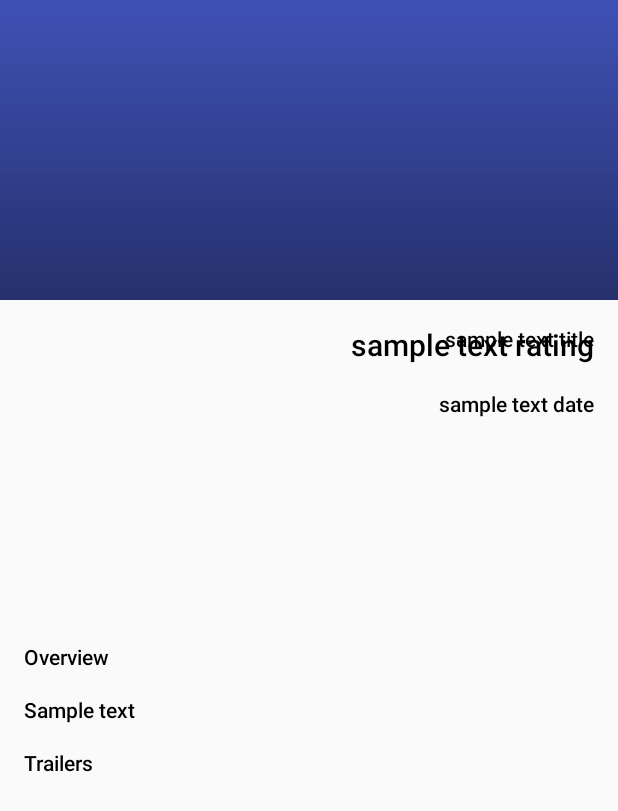
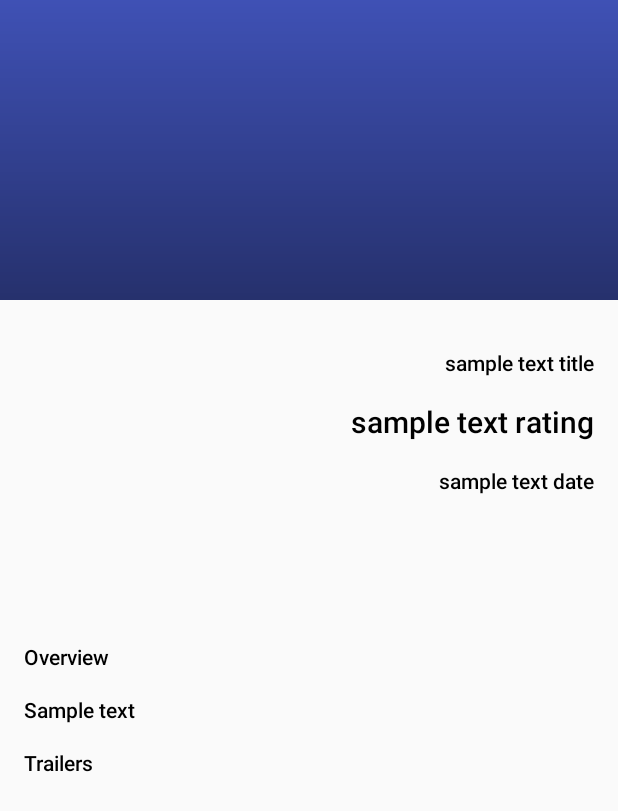
Before and after one commit to HarunJr/Popular-Movies, an Android app: the layout activity_movie_details.xml on its own in the app's theme, with its tools: preview values and no code run, on a phone screen of 412 x 824 dp. Shown: the top 811 px of the screen. Run offline under Robolectric (Android 15) with nearby library versions, the phone set to English and light mode, and no system bars.

Commit message:
Update android gradle version and fix movie title, average & date in details page

```diff
--- a/app/src/main/java/com/example/android/popularmovies/adapters/TrailersAdapter.java
+++ b/app/src/main/java/com/example/android/popularmovies/adapters/TrailersAdapter.java
@@ -79,7 +79,7 @@ public class TrailersAdapter extends RecyclerView.Adapter<TrailersAdapter.Traile
             Log.w(LOG_TAG, "bind: " + trailer.getId() + "\n" + trailer.getThumbnail_url());
 
             if (imageView != null) {
-                Picasso.with(mContext)
+                Picasso.get()
                         .load(trailer.getThumbnail_url()).
                         error(android.R.drawable.stat_notify_error)
                         .placeholder(R.mipmap.ic_image_black_36dp)
--- a/app/src/main/java/com/example/android/popularmovies/data/DbHelper.java
+++ b/app/src/main/java/com/example/android/popularmovies/data/DbHelper.java
@@ -6,10 +6,7 @@ import android.database.sqlite.SQLiteDatabase;
 import android.database.sqlite.SQLiteOpenHelper;
 import android.widget.Toast;
 
-import com.example.android.popularmovies.data.Contract.FavouriteEntry;
-import com.example.android.popularmovies.data.Contract.MovieEntry;
-import com.example.android.popularmovies.data.Contract.ReviewEntry;
-import com.example.android.popularmovies.data.Contract.TrailerEntry;
+import static com.example.android.popularmovies.data.Contract.*;
 
 class DbHelper extends SQLiteOpenHelper {
     private static final String DATABASE_NAME = "movies.db";
--- a/app/src/main/java/com/example/android/popularmovies/data/LocalStore.java
+++ b/app/src/main/java/com/example/android/popularmovies/data/LocalStore.java
@@ -10,7 +10,6 @@ import android.util.Log;
 
 import com.example.android.popularmovies.DatabaseHandler;
 import com.example.android.popularmovies.activities.MainActivity;
-import com.example.android.popularmovies.data.Contract.FavouriteEntry;
 import com.example.android.popularmovies.data.Contract.MovieEntry;
 import com.example.android.popularmovies.data.Contract.ReviewEntry;
 import com.example.android.popularmovies.data.Contract.TrailerEntry;
@@ -20,6 +19,8 @@ import com.example.android.popularmovies.model.Review;
 import com.example.android.popularmovies.model.Trailer;
 
 import java.util.ArrayList;
+
+import static com.example.android.popularmovies.data.Contract.*;
 
 public class LocalStore {
     private static final String LOG_TAG = LocalStore.class.getSimpleName();
--- a/app/src/main/java/com/example/android/popularmovies/infrastructure/PopularMoviesApplication.java
+++ b/app/src/main/java/com/example/android/popularmovies/infrastructure/PopularMoviesApplication.java
@@ -7,10 +7,10 @@ import com.squareup.otto.Bus;
 
 public class PopularMoviesApplication extends Application {
     public static final String BASE_URL = "https://api.themoviedb.org/";
-    public static final String BASE_PICTURE_URL = "http://image.tmdb.org/t/p/w185/";
+    public static final String BASE_PICTURE_URL = "http://image.tmdb.org/t/p/w500/";
     public static final String BASE_PICTURE_YOU_TUBE_URL = "http://img.youtube.com/vi/";
     public static final String BASE_VIDEO_YOU_TUBE_URL = "https://www.youtube.com/watch?v=";
-    public static final String API_KEY = "xxxxxxx";
+    public static final String API_KEY = "605c285cd4ce04f8dda29304b02367ea";
 
     private final Bus bus;
 
--- a/app/src/main/java/com/example/android/popularmovies/utilities/NetworkUtils.java
+++ b/app/src/main/java/com/example/android/popularmovies/utilities/NetworkUtils.java
@@ -45,7 +45,7 @@ public class NetworkUtils {
     public static void loadImage(String url, ImageView imageView, Context mContext) {
         Log.w(LOG_TAG, "loadImage " + url);
 
-        Picasso.with(mContext)
+        Picasso.get()
                 .load(PopularMoviesApplication.BASE_PICTURE_URL+url)
                 .networkPolicy(isNetworkAvailable(mContext)? NetworkPolicy.NO_CACHE : NetworkPolicy.OFFLINE)
                 .error(android.R.drawable.stat_notify_error)
--- a/app/src/main/res/layout/activity_movie_details.xml
+++ b/app/src/main/res/layout/activity_movie_details.xml
@@ -18,7 +18,7 @@
 
         <include
             android:id="@+id/collapsing_toolbar"
-            layout="@layout/collapsing_toolbar"/>
+            layout="@layout/collapsing_toolbar" />
     </android.support.design.widget.AppBarLayout>
 
     <android.support.v4.widget.NestedScrollView
@@ -32,19 +32,19 @@
         <android.support.constraint.ConstraintLayout
             android:layout_width="match_parent"
             android:layout_height="match_parent"
-            android:orientation="horizontal"
-            android:layout_marginTop="@dimen/padding_space_end">
+            android:layout_marginTop="@dimen/padding_space_end"
+            android:orientation="horizontal">
 
             <ImageView
                 android:id="@+id/movie_image_detail"
                 android:layout_width="120dp"
                 android:layout_height="180dp"
+                android:layout_margin="@dimen/padding_space_end"
                 android:adjustViewBounds="true"
-                android:layout_margin="@dimen/padding_space_end"
                 android:contentDescription="@string/foreground_image"
+                app:layout_constraintBottom_toTopOf="@+id/tv_overview_label"
                 app:layout_constraintLeft_toLeftOf="parent"
                 app:layout_constraintTop_toTopOf="parent"
-                app:layout_constraintBottom_toTopOf="@+id/tv_overview_label"
                 app:layout_constraintVertical_chainStyle="spread" />
 
             <TextView
@@ -54,51 +54,59 @@
                 android:layout_gravity="center"
                 android:layout_marginStart="@dimen/padding_space_end"
                 android:layout_marginLeft="@dimen/padding_space_end"
+                android:text="@string/overview"
                 android:textColor="#000"
                 android:textStyle="bold"
+                app:layout_constraintBottom_toTopOf="@+id/tv_overview"
                 app:layout_constraintLeft_toLeftOf="parent"
-                app:layout_constraintTop_toBottomOf="@+id/movie_image_detail"
-                app:layout_constraintBottom_toTopOf="@+id/tv_overview"
-                android:text="@string/overview" />
+                app:layout_constraintTop_toBottomOf="@+id/movie_image_detail" />
 
             <TextView
                 android:id="@+id/tv_overview"
                 android:layout_width="wrap_content"
                 android:layout_height="wrap_content"
+                android:layout_margin="@dimen/padding_space_end"
+                android:layout_marginTop="@dimen/padding_space_end"
                 android:textColor="#000"
                 android:textStyle="bold"
-                app:layout_constraintVertical_chainStyle="packed"
-                android:layout_marginTop="@dimen/padding_space_end"
-                android:layout_margin="@dimen/padding_space_end"
+                app:layout_constraintBottom_toTopOf="@+id/tv_trailer_title"
                 app:layout_constraintLeft_toLeftOf="parent"
                 app:layout_constraintTop_toBottomOf="@+id/tv_overview_label"
-                app:layout_constraintBottom_toTopOf="@+id/tv_trailer_title"
+                app:layout_constraintVertical_chainStyle="packed"
                 tools:text="Sample text" />
 
             <TextView
                 android:id="@+id/tv_image_details_title"
                 android:layout_width="wrap_content"
                 android:layout_height="wrap_content"
+                android:layout_margin="@dimen/padding_space_end"
+                android:layout_marginStart="8dp"
+                android:layout_marginLeft="8dp"
+                android:layout_marginEnd="72dp"
+                android:layout_marginRight="72dp"
                 android:textColor="@color/colorBlack"
                 android:textStyle="bold"
                 app:layout_constraintEnd_toEndOf="parent"
-                app:layout_constraintLeft_toRightOf="@+id/movie_image_detail"
-                app:layout_constraintBottom_toTopOf="@+id/tv_average_rating"
-                android:layout_margin="@dimen/padding_space_end"
+                app:layout_constraintHorizontal_bias="1.0"
+                app:layout_constraintStart_toStartOf="parent"
+                app:layout_constraintTop_toTopOf="parent"
                 tools:text="sample text title" />
 
             <TextView
                 android:id="@+id/tv_average_rating"
+                style="@style/LargeRobotoTextViewStyle"
                 android:layout_width="wrap_content"
                 android:layout_height="wrap_content"
                 android:layout_margin="@dimen/padding_space_end"
+                android:layout_marginStart="8dp"
+                android:layout_marginLeft="8dp"
+                android:layout_marginTop="8dp"
                 android:textColor="@color/colorBlack"
-                style="@style/LargeRobotoTextViewStyle"
                 android:textStyle="bold"
                 app:layout_constraintEnd_toEndOf="parent"
-                app:layout_constraintLeft_toRightOf="@+id/movie_image_detail"
+                app:layout_constraintHorizontal_bias="1.0"
+                app:layout_constraintStart_toStartOf="parent"
                 app:layout_constraintTop_toBottomOf="@+id/tv_image_details_title"
-                app:layout_constraintBottom_toTopOf="@+id/tv_release_date"
                 tools:text="sample text rating" />
 
             <TextView
@@ -106,10 +114,14 @@
                 android:layout_width="wrap_content"
                 android:layout_height="wrap_content"
                 android:layout_margin="@dimen/padding_space_end"
+                android:layout_marginStart="8dp"
+                android:layout_marginLeft="8dp"
+                android:layout_marginTop="16dp"
                 android:textColor="@color/colorBlack"
                 android:textStyle="bold"
                 app:layout_constraintEnd_toEndOf="parent"
-                app:layout_constraintLeft_toRightOf="@+id/movie_image_detail"
+                app:layout_constraintHorizontal_bias="1.0"
+                app:layout_constraintStart_toStartOf="parent"
                 app:layout_constraintTop_toBottomOf="@+id/tv_average_rating"
                 tools:text="sample text date" />
 
@@ -118,9 +130,9 @@
                 android:layout_width="wrap_content"
                 android:layout_height="wrap_content"
                 android:layout_margin="@dimen/padding_space_end"
+                android:text="@string/trailers_title"
                 android:textColor="@color/colorBlack"
                 android:textStyle="bold"
-                android:text="@string/trailers_title"
                 app:layout_constraintLeft_toLeftOf="parent"
                 app:layout_constraintTop_toBottomOf="@+id/tv_overview"
                 tools:text="Trailers" />
@@ -129,17 +141,17 @@
                 android:id="@+id/recyclerView_trailers"
                 android:layout_width="wrap_content"
                 android:layout_height="wrap_content"
+                android:layout_marginTop="@dimen/padding_space_end"
                 app:layout_constraintLeft_toLeftOf="parent"
-                app:layout_constraintTop_toBottomOf="@id/tv_trailer_title"
-                android:layout_marginTop="@dimen/padding_space_end" />
+                app:layout_constraintTop_toBottomOf="@id/tv_trailer_title" />
 
             <android.support.v7.widget.RecyclerView
                 android:id="@+id/recyclerView_reviews"
                 android:layout_width="wrap_content"
                 android:layout_height="wrap_content"
+                app:layout_constraintBottom_toBottomOf="parent"
                 app:layout_constraintLeft_toLeftOf="parent"
-                app:layout_constraintTop_toBottomOf="@+id/recyclerView_trailers"
-                app:layout_constraintBottom_toBottomOf="parent" />
+                app:layout_constraintTop_toBottomOf="@+id/recyclerView_trailers" />
         </android.support.constraint.ConstraintLayout>
 
     </android.support.v4.widget.NestedScrollView>
--- a/build.gradle
+++ b/build.gradle
@@ -3,9 +3,10 @@
 buildscript {
     repositories {
         jcenter()
+        google()
     }
     dependencies {
-        classpath 'com.android.tools.build:gradle:2.3.0'
+        classpath 'com.android.tools.build:gradle:3.4.2'
 
         // NOTE: Do not place your application dependencies here; they belong
         // in the individual module build.gradle files
@@ -15,6 +16,7 @@ buildscript {
 allprojects {
     repositories {
         jcenter()
+        google()
     }
 }
 
```
Also changed, not shown: app/build.gradle (+20 -18 lines), gradle/wrapper/gradle-wrapper.properties, 1 other file.
